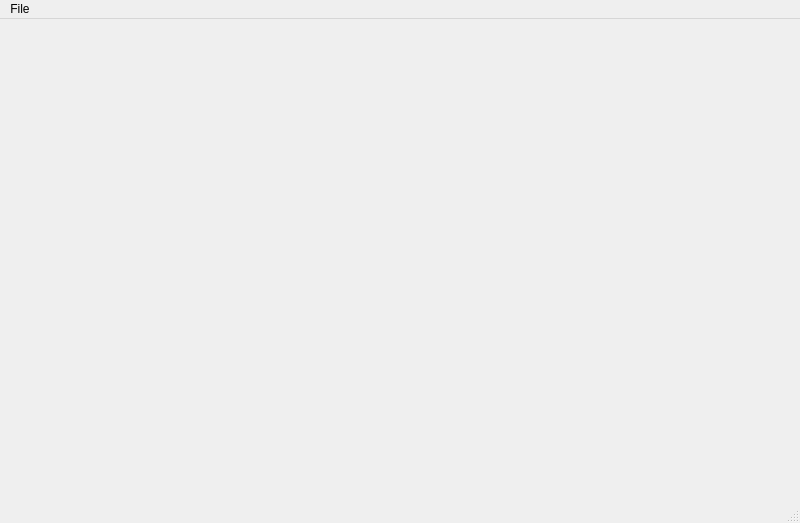
First picture: the form in mainwindow.ui, repository IlliaLukashonok/M3U_IPVT, before the edit.
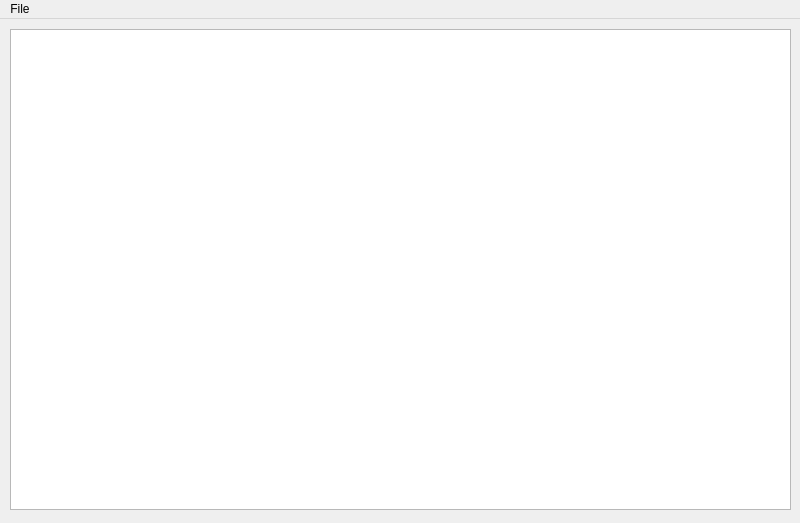
Second picture: the form after the edit.

What changed in the file:
```diff
--- a/mainwindow.ui
+++ b/mainwindow.ui
@@ -13,7 +13,21 @@
   <property name="windowTitle">
    <string>MainWindow</string>
   </property>
-  <widget class="QWidget" name="centralwidget"/>
+  <widget class="QWidget" name="centralwidget">
+   <widget class="QPlainTextEdit" name="plainTextEdit">
+    <property name="geometry">
+     <rect>
+      <x>10</x>
+      <y>10</y>
+      <width>781</width>
+      <height>481</height>
+     </rect>
+    </property>
+    <property name="plainText">
+     <string/>
+    </property>
+   </widget>
+  </widget>
   <widget class="QMenuBar" name="menubar">
    <property name="geometry">
     <rect>
@@ -31,7 +45,6 @@
    </widget>
    <addaction name="menuFile"/>
   </widget>
-  <widget class="QStatusBar" name="statusbar"/>
   <action name="actionOpen_File">
    <property name="checkable">
     <bool>true</bool>
```
